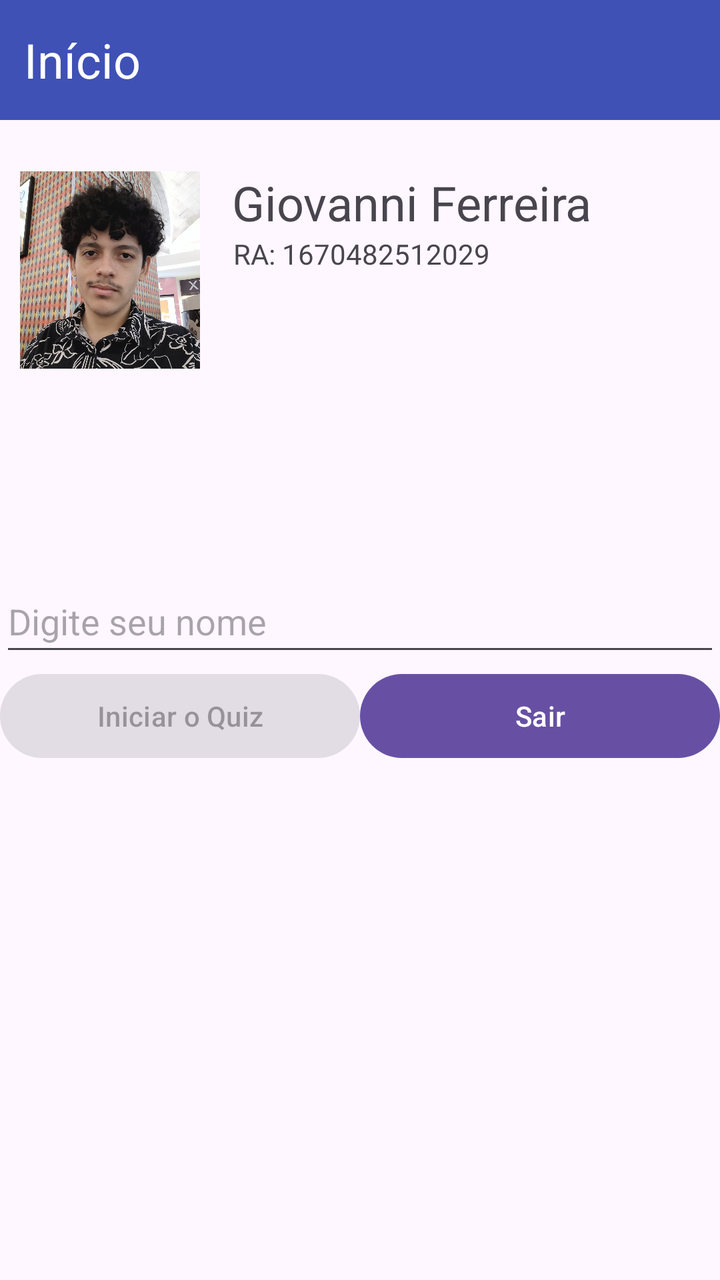
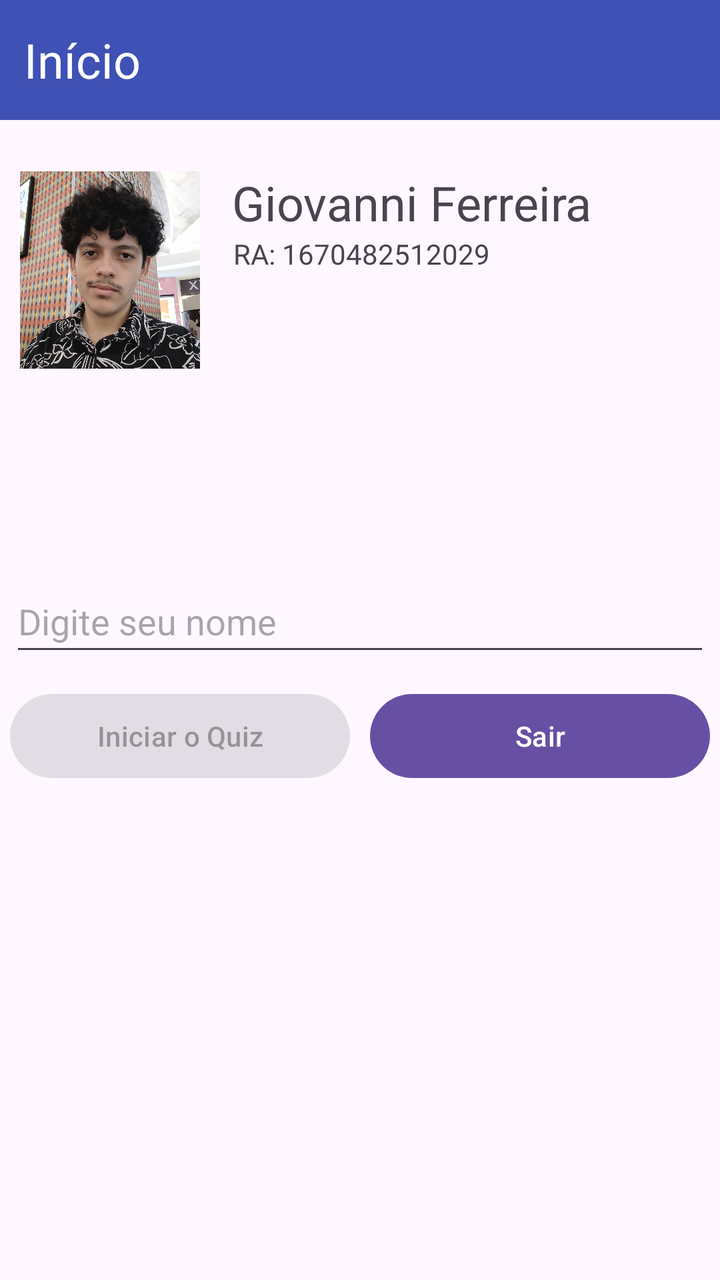

Two renders of the same Android screen: before a commit and after it. Below are the layout's source before the change and the commit's diff.
<!-- AndroidManifest.xml: application theme Theme.QuizDasBandeiras -->
<!-- res/layout/activity_main.xml -->
<?xml version="1.0" encoding="utf-8"?>
<androidx.constraintlayout.widget.ConstraintLayout xmlns:android="http://schemas.android.com/apk/res/android"
    xmlns:app="http://schemas.android.com/apk/res-auto"
    xmlns:tools="http://schemas.android.com/tools"
    android:id="@+id/main"
    android:layout_width="match_parent"
    android:layout_height="match_parent"
    tools:context=".MainActivity">

    <LinearLayout
        android:layout_width="match_parent"
        android:layout_height="wrap_content"
        android:orientation="vertical"
        tools:layout_editor_absoluteX="0dp"
        tools:layout_editor_absoluteY="0dp"
        tools:ignore="MissingConstraints">

        <TextView
            android:id="@+id/textView"
            android:layout_width="match_parent"
            android:layout_height="60sp"
            android:background="#3F51B5"
            android:gravity="center_vertical"
            android:text="  Início"
            android:textAlignment="textStart"
            android:textColor="#FFFFFF"
            android:textSize="24sp"
            app:autoSizeTextType="none" />

        <LinearLayout
            android:layout_width="match_parent"
            android:layout_height="match_parent"
            android:orientation="horizontal">

            <ImageView
                android:id="@+id/imgAvatar"
                android:layout_width="200dp"
                android:layout_height="100dp"
                android:layout_marginLeft="10dp"
                android:layout_marginRight="10dp"
                android:layout_marginTop="25dp"
                android:layout_weight="1"
                android:src="@drawable/ami" />

            <LinearLayout
                android:layout_width="match_parent"
                android:layout_height="match_parent"
                android:layout_weight="1"
                android:orientation="vertical">

                <TextView
                    android:id="@+id/textView3"
                    android:layout_width="match_parent"
                    android:layout_height="wrap_content"
                    android:layout_marginTop="25dp"
                    android:text=" Giovanni Ferreira"
                    android:textSize="24sp" />

                <TextView
                    android:id="@+id/textView4"
                    android:layout_width="match_parent"
                    android:layout_height="wrap_content"
                    android:text="  RA: 1670482512029" />
            </LinearLayout>
        </LinearLayout>

        <LinearLayout
            android:layout_width="match_parent"
            android:layout_height="match_parent"
            android:orientation="vertical">

            <EditText
                android:id="@+id/edtNome"
                android:layout_width="match_parent"
                android:layout_height="wrap_content"
                android:layout_marginTop="100dp"
                android:ems="10"
                android:hint="Digite seu nome"
                android:inputType="text"
                android:minHeight="48dp" />

            <LinearLayout
                android:layout_width="match_parent"
                android:layout_height="match_parent"
                android:orientation="horizontal">

                <Button
                    android:id="@+id/btnQuiz"
                    android:layout_width="match_parent"
                    android:layout_height="50sp"
                    android:layout_weight="1"
                    android:enabled="false"
                    android:onClick="quiz"
                    android:text="Iniciar o Quiz" />

                <Button
                    android:id="@+id/btnSair"
                    android:layout_width="match_parent"
                    android:layout_height="50sp"
                    android:layout_weight="1"
                    android:onClick="sair"
                    android:text="Sair" />
            </LinearLayout>
        </LinearLayout>

    </LinearLayout>

</androidx.constraintlayout.widget.ConstraintLayout>
<!-- resources referenced by this layout -->
<resources>
  <!-- drawable ami: jpeg bitmap (drawable, 244659 bytes) -->
  <style name="Theme.QuizDasBandeiras" parent="Base.Theme.QuizDasBandeiras" />
  <style name="Base.Theme.QuizDasBandeiras" parent="Theme.Material3.DayNight.NoActionBar">
          
          
      </style>
</resources>

<!-- the commit's change to res/layout/activity_main.xml (unified diff, before → after) -->
@@ -73,7 +73,10 @@
                 android:id="@+id/edtNome"
                 android:layout_width="match_parent"
                 android:layout_height="wrap_content"
+                android:layout_marginLeft="5sp"
                 android:layout_marginTop="100dp"
+                android:layout_marginRight="5sp"
+                android:layout_marginBottom="5sp"
                 android:ems="10"
                 android:hint="Digite seu nome"
                 android:inputType="text"
@@ -88,6 +91,7 @@
                     android:id="@+id/btnQuiz"
                     android:layout_width="match_parent"
                     android:layout_height="50sp"
+                    android:layout_margin="5sp"
                     android:layout_weight="1"
                     android:enabled="false"
                     android:onClick="quiz"
@@ -97,6 +101,7 @@
                     android:id="@+id/btnSair"
                     android:layout_width="match_parent"
                     android:layout_height="50sp"
+                    android:layout_margin="5sp"
                     android:layout_weight="1"
                     android:onClick="sair"
                     android:text="Sair" />
